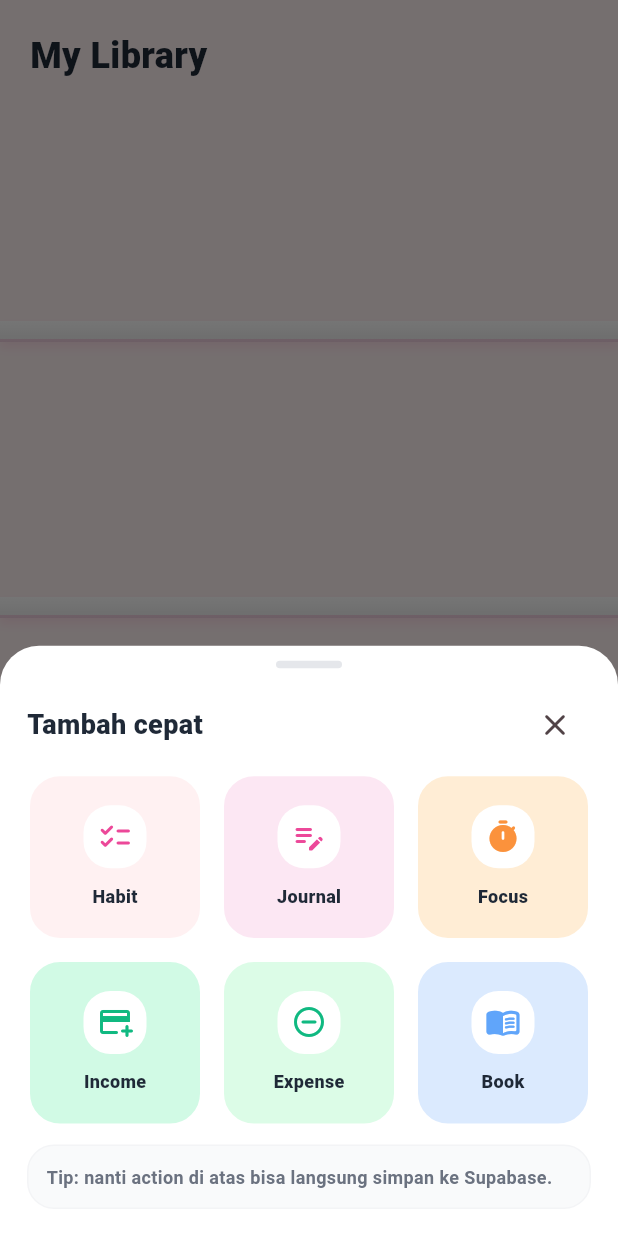
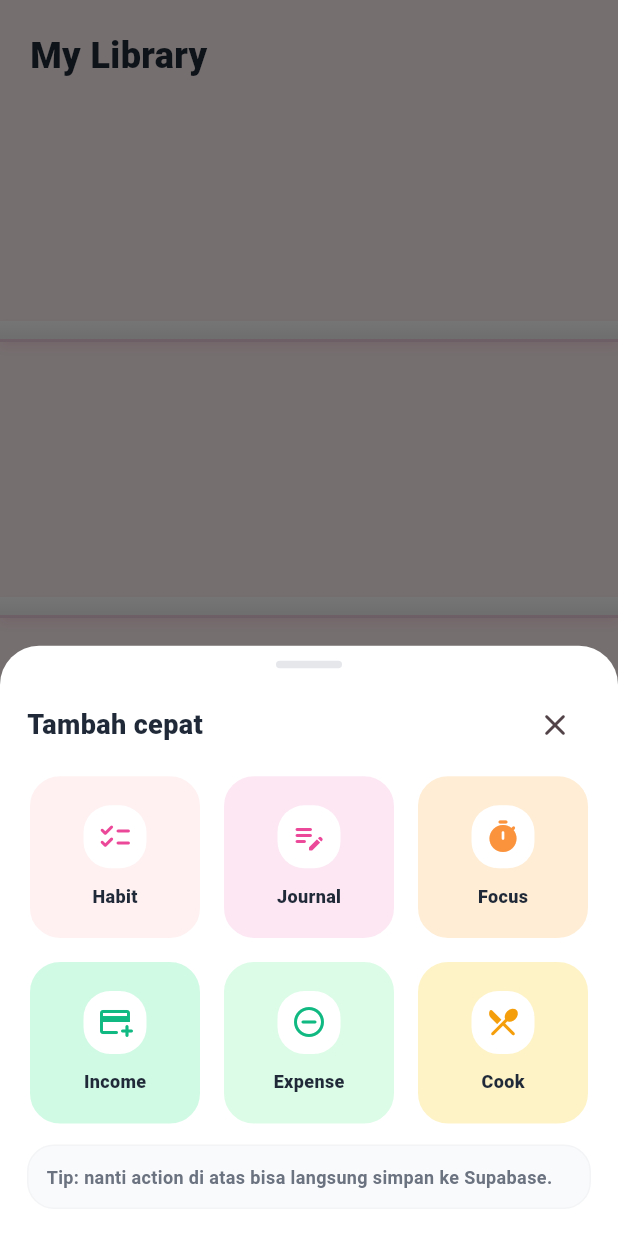
Before and after one commit to keysyayst/key_tracker, a Flutter app: the screen it shows after launch, scrolled down 124 dp, after a tap on the "menu book" icon, after a tap on the "add" icon, on a phone screen of 412 x 824 dp. Run offline on Flutter 3.47's test engine with Material 3 defaults, Android fonts, the phone set to English and light mode, and no system bars; our stand-ins replace easy_date_timeline, flutter_dotenv, get, image_picker, percent_indicator, supabase_flutter; accounts and stored records are empty.

Commit message:
ubah book to cook

```diff
--- a/lib/app/modules/root/controllers/root_controller.dart
+++ b/lib/app/modules/root/controllers/root_controller.dart
@@ -16,10 +16,10 @@ class RootController extends GetxController {
         onAddIncome: () => Get.snackbar('Income', 'Buka form income (next step)'),
         onAddExpense: () => Get.snackbar('Expense', 'Buka form expense (next step)'),
         onStartFocus: () => Get.snackbar('Focus', 'Mulai focus timer (next step)'),
-        onAddBook: () => Get.snackbar('Book', 'Buka form tambah buku (next step)'),
+        onAddCook: () => Get.snackbar('Cook', 'Buka form tambah resep masakan (next step)'),
       ),
       isScrollControlled: true,
       backgroundColor: Colors.transparent,
-    ); // Get.bottomSheet adalah cara GetX untuk bottom sheet [web:186]
+    );
   }
 }
--- a/lib/app/widgets/fab_action_sheet.dart
+++ b/lib/app/widgets/fab_action_sheet.dart
@@ -8,7 +8,7 @@ class FabActionSheet extends StatelessWidget {
   final VoidCallback onAddIncome;
   final VoidCallback onAddExpense;
   final VoidCallback onStartFocus;
-  final VoidCallback onAddBook;
+  final VoidCallback onAddCook;
 
   const FabActionSheet({
     super.key,
@@ -17,7 +17,7 @@ class FabActionSheet extends StatelessWidget {
     required this.onAddIncome,
     required this.onAddExpense,
     required this.onStartFocus,
-    required this.onAddBook,
+    required this.onAddCook,
   });
 
   @override
@@ -121,13 +121,13 @@ class FabActionSheet extends StatelessWidget {
                     },
                   ),
                   _ActionTile(
-                    icon: Icons.menu_book_rounded,
-                    title: 'Book',
-                    bg: const Color(0xFFDBEAFE),
-                    fg: AppColors.blue400,
+                    icon: Icons.restaurant_menu_rounded,
+                    title: 'Cook',
+                    bg: const Color(0xFFFEF3C7),
+                    fg: const Color(0xFFF59E0B),
                     onTap: () {
                       Get.back();
-                      onAddBook();
+                      onAddCook();
                     },
                   ),
                 ],
```
